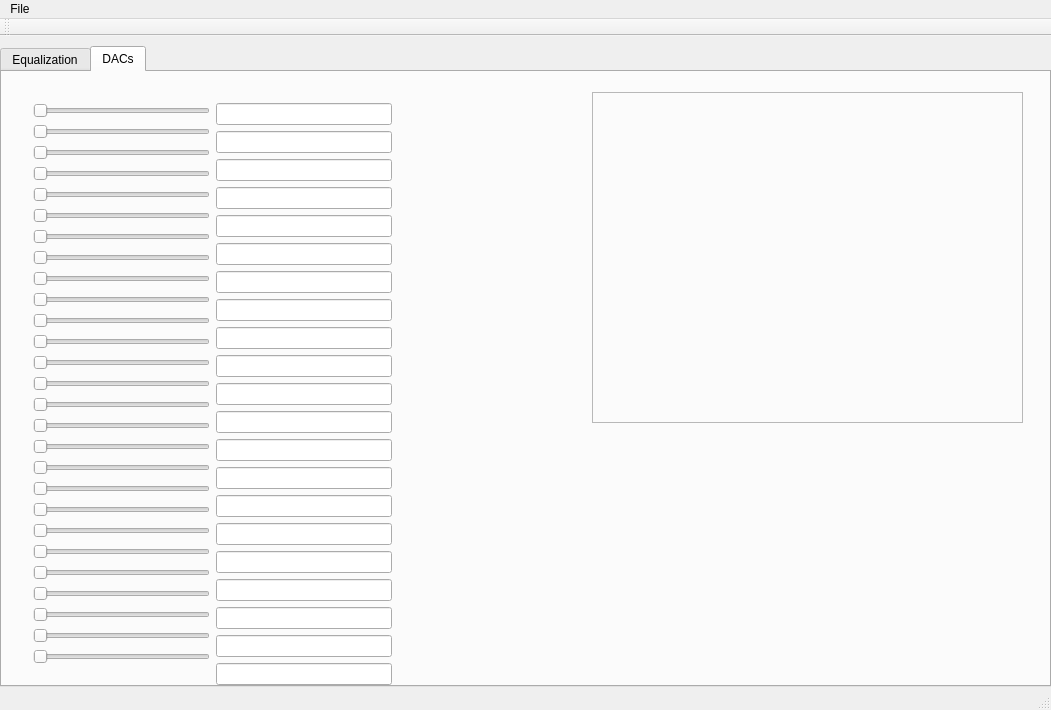
Above: SpidrMpx3Eq/spidrmpx3eq.ui from navrit/dexter before the change. Below: the same form after it.
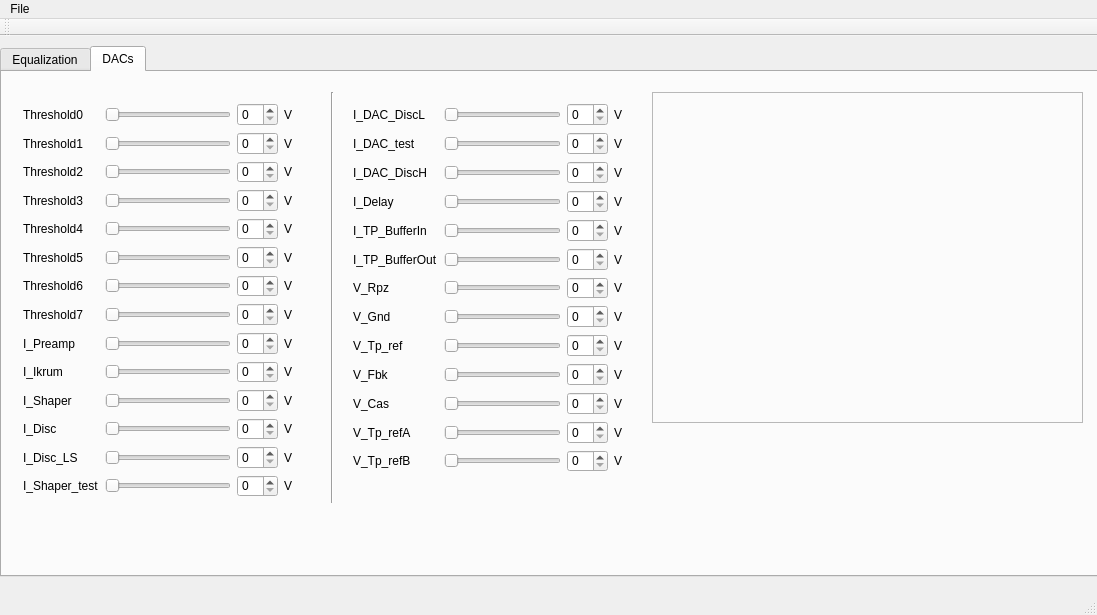
That is the form after the change. The open tabs and pages were chosen to show the change.

The edit to the form file:
```diff
--- a/SpidrMpx3Eq/spidrmpx3eq.ui
+++ b/SpidrMpx3Eq/spidrmpx3eq.ui
@@ -6,8 +6,8 @@
    <rect>
     <x>0</x>
     <y>0</y>
-    <width>1051</width>
-    <height>710</height>
+    <width>1097</width>
+    <height>615</height>
    </rect>
   </property>
   <property name="windowTitle">
@@ -19,8 +19,8 @@
      <rect>
       <x>0</x>
       <y>10</y>
-      <width>1051</width>
-      <height>641</height>
+      <width>1101</width>
+      <height>531</height>
      </rect>
     </property>
     <property name="toolTip">
@@ -90,7 +90,7 @@
      <widget class="QFrame" name="_DACScanFrame">
       <property name="geometry">
        <rect>
-        <x>590</x>
+        <x>650</x>
         <y>20</y>
         <width>431</width>
         <height>331</height>
@@ -107,272 +107,685 @@
      <widget class="QWidget" name="horizontalLayoutWidget">
       <property name="geometry">
        <rect>
-        <x>20</x>
+        <x>340</x>
         <y>20</y>
-        <width>381</width>
-        <height>607</height>
+        <width>291</width>
+        <height>391</height>
        </rect>
       </property>
-      <layout class="QHBoxLayout" name="horizontalLayout">
-       <item>
-        <layout class="QVBoxLayout" name="verticalLayout_2">
-         <item>
-          <widget class="QSlider" name="dac0hSlider">
-           <property name="orientation">
-            <enum>Qt::Horizontal</enum>
-           </property>
-          </widget>
-         </item>
-         <item>
-          <widget class="QSlider" name="dac1hSlider">
-           <property name="orientation">
-            <enum>Qt::Horizontal</enum>
-           </property>
-          </widget>
-         </item>
-         <item>
-          <widget class="QSlider" name="dac2hSlider">
-           <property name="orientation">
-            <enum>Qt::Horizontal</enum>
-           </property>
-          </widget>
-         </item>
-         <item>
-          <widget class="QSlider" name="dac3hSlider">
-           <property name="orientation">
-            <enum>Qt::Horizontal</enum>
-           </property>
-          </widget>
-         </item>
-         <item>
-          <widget class="QSlider" name="dac4hSlider">
-           <property name="orientation">
-            <enum>Qt::Horizontal</enum>
-           </property>
-          </widget>
-         </item>
-         <item>
-          <widget class="QSlider" name="dac5hSlider">
-           <property name="orientation">
-            <enum>Qt::Horizontal</enum>
-           </property>
-          </widget>
-         </item>
-         <item>
-          <widget class="QSlider" name="dac6hSlider">
-           <property name="orientation">
-            <enum>Qt::Horizontal</enum>
-           </property>
-          </widget>
-         </item>
-         <item>
-          <widget class="QSlider" name="dac7hSlider">
-           <property name="orientation">
-            <enum>Qt::Horizontal</enum>
-           </property>
-          </widget>
-         </item>
-         <item>
-          <widget class="QSlider" name="dac8hSlider">
-           <property name="orientation">
-            <enum>Qt::Horizontal</enum>
-           </property>
-          </widget>
-         </item>
-         <item>
-          <widget class="QSlider" name="dac9hSlider">
-           <property name="orientation">
-            <enum>Qt::Horizontal</enum>
-           </property>
-          </widget>
-         </item>
-         <item>
-          <widget class="QSlider" name="dac10hSlider">
-           <property name="orientation">
-            <enum>Qt::Horizontal</enum>
-           </property>
-          </widget>
-         </item>
-         <item>
-          <widget class="QSlider" name="dac11hSlider">
-           <property name="orientation">
-            <enum>Qt::Horizontal</enum>
-           </property>
-          </widget>
-         </item>
-         <item>
-          <widget class="QSlider" name="dac12hSlider">
-           <property name="orientation">
-            <enum>Qt::Horizontal</enum>
-           </property>
-          </widget>
-         </item>
-         <item>
-          <widget class="QSlider" name="dac13hSlider">
-           <property name="orientation">
-            <enum>Qt::Horizontal</enum>
-           </property>
-          </widget>
-         </item>
-         <item>
-          <widget class="QSlider" name="dac14hSlider">
-           <property name="orientation">
-            <enum>Qt::Horizontal</enum>
-           </property>
-          </widget>
-         </item>
-         <item>
-          <widget class="QSlider" name="dac15hSlider">
-           <property name="orientation">
-            <enum>Qt::Horizontal</enum>
-           </property>
-          </widget>
-         </item>
-         <item>
-          <widget class="QSlider" name="dac16hSlider">
-           <property name="orientation">
-            <enum>Qt::Horizontal</enum>
-           </property>
-          </widget>
-         </item>
-         <item>
-          <widget class="QSlider" name="dac17hSlider">
-           <property name="orientation">
-            <enum>Qt::Horizontal</enum>
-           </property>
-          </widget>
-         </item>
-         <item>
-          <widget class="QSlider" name="dac18hSlider">
-           <property name="orientation">
-            <enum>Qt::Horizontal</enum>
-           </property>
-          </widget>
-         </item>
-         <item>
-          <widget class="QSlider" name="dac19hSlider">
-           <property name="orientation">
-            <enum>Qt::Horizontal</enum>
-           </property>
-          </widget>
-         </item>
-         <item>
-          <widget class="QSlider" name="dac20hSlider">
-           <property name="orientation">
-            <enum>Qt::Horizontal</enum>
-           </property>
-          </widget>
-         </item>
-         <item>
-          <widget class="QSlider" name="dac21hSlider">
-           <property name="orientation">
-            <enum>Qt::Horizontal</enum>
-           </property>
-          </widget>
-         </item>
-         <item>
-          <widget class="QSlider" name="dac22hSlider">
-           <property name="orientation">
-            <enum>Qt::Horizontal</enum>
-           </property>
-          </widget>
-         </item>
-         <item>
-          <widget class="QSlider" name="dac23hSlider">
-           <property name="orientation">
-            <enum>Qt::Horizontal</enum>
-           </property>
-          </widget>
-         </item>
-         <item>
-          <widget class="QSlider" name="dac24hSlider">
-           <property name="orientation">
-            <enum>Qt::Horizontal</enum>
-           </property>
-          </widget>
-         </item>
-         <item>
-          <widget class="QSlider" name="dac25hSlider">
-           <property name="orientation">
-            <enum>Qt::Horizontal</enum>
-           </property>
-          </widget>
-         </item>
-         <item>
-          <widget class="QSlider" name="dac26hSlider">
-           <property name="orientation">
-            <enum>Qt::Horizontal</enum>
-           </property>
-          </widget>
-         </item>
-        </layout>
+      <layout class="QGridLayout" name="gridLayout_2">
+       <item row="3" column="0">
+        <widget class="QLabel" name="dac17Label">
+         <property name="text">
+          <string>I_Delay</string>
+         </property>
+        </widget>
        </item>
-       <item>
-        <layout class="QVBoxLayout" name="verticalLayout_5">
-         <item>
-          <widget class="QLineEdit" name="lineEdit_2"/>
-         </item>
-         <item>
-          <widget class="QLineEdit" name="lineEdit_3"/>
-         </item>
-         <item>
-          <widget class="QLineEdit" name="lineEdit"/>
-         </item>
-         <item>
-          <widget class="QLineEdit" name="lineEdit_4"/>
-         </item>
-         <item>
-          <widget class="QLineEdit" name="lineEdit_5"/>
-         </item>
-         <item>
-          <widget class="QLineEdit" name="lineEdit_6"/>
-         </item>
-         <item>
-          <widget class="QLineEdit" name="lineEdit_7"/>
-         </item>
-         <item>
-          <widget class="QLineEdit" name="lineEdit_8"/>
-         </item>
-         <item>
-          <widget class="QLineEdit" name="lineEdit_9"/>
-         </item>
-         <item>
-          <widget class="QLineEdit" name="lineEdit_10"/>
-         </item>
-         <item>
-          <widget class="QLineEdit" name="lineEdit_11"/>
-         </item>
-         <item>
-          <widget class="QLineEdit" name="lineEdit_12"/>
-         </item>
-         <item>
-          <widget class="QLineEdit" name="lineEdit_13"/>
-         </item>
-         <item>
-          <widget class="QLineEdit" name="lineEdit_14"/>
-         </item>
-         <item>
-          <widget class="QLineEdit" name="lineEdit_15"/>
-         </item>
-         <item>
-          <widget class="QLineEdit" name="lineEdit_16"/>
-         </item>
-         <item>
-          <widget class="QLineEdit" name="lineEdit_17"/>
-         </item>
-         <item>
-          <widget class="QLineEdit" name="lineEdit_18"/>
-         </item>
-         <item>
-          <widget class="QLineEdit" name="lineEdit_19"/>
-         </item>
-         <item>
-          <widget class="QLineEdit" name="lineEdit_20"/>
-         </item>
-         <item>
-          <widget class="QLineEdit" name="lineEdit_21"/>
-         </item>
-        </layout>
+       <item row="3" column="2">
+        <widget class="QSpinBox" name="spinBox_8"/>
+       </item>
+       <item row="3" column="1">
+        <widget class="QSlider" name="dac3hSlider_2">
+         <property name="orientation">
+          <enum>Qt::Horizontal</enum>
+         </property>
+        </widget>
+       </item>
+       <item row="3" column="3">
+        <widget class="QLabel" name="dacV17Label">
+         <property name="text">
+          <string>V</string>
+         </property>
+        </widget>
+       </item>
+       <item row="7" column="1">
+        <widget class="QSlider" name="dac7hSlider_2">
+         <property name="orientation">
+          <enum>Qt::Horizontal</enum>
+         </property>
+        </widget>
+       </item>
+       <item row="7" column="0">
+        <widget class="QLabel" name="dac21Label">
+         <property name="text">
+          <string>V_Gnd</string>
+         </property>
+        </widget>
+       </item>
+       <item row="7" column="3">
+        <widget class="QLabel" name="dacV21Label">
+         <property name="text">
+          <string>V</string>
+         </property>
+        </widget>
+       </item>
+       <item row="7" column="2">
+        <widget class="QSpinBox" name="spinBox_19"/>
+       </item>
+       <item row="8" column="0">
+        <widget class="QLabel" name="dac22Label">
+         <property name="text">
+          <string>V_Tp_ref</string>
+         </property>
+        </widget>
+       </item>
+       <item row="11" column="1">
+        <widget class="QSlider" name="dac11hSlider_2">
+         <property name="orientation">
+          <enum>Qt::Horizontal</enum>
+         </property>
+        </widget>
+       </item>
+       <item row="11" column="2">
+        <widget class="QSpinBox" name="spinBox_27"/>
+       </item>
+       <item row="11" column="3">
+        <widget class="QLabel" name="dacV25Label">
+         <property name="text">
+          <string>V</string>
+         </property>
+        </widget>
+       </item>
+       <item row="10" column="2">
+        <widget class="QSpinBox" name="spinBox_26"/>
+       </item>
+       <item row="10" column="3">
+        <widget class="QLabel" name="dacV24Label">
+         <property name="text">
+          <string>V</string>
+         </property>
+        </widget>
+       </item>
+       <item row="11" column="0">
+        <widget class="QLabel" name="dac25Label">
+         <property name="text">
+          <string>V_Tp_refA</string>
+         </property>
+        </widget>
+       </item>
+       <item row="4" column="2">
+        <widget class="QSpinBox" name="spinBox_24"/>
+       </item>
+       <item row="4" column="3">
+        <widget class="QLabel" name="dacV18Label">
+         <property name="text">
+          <string>V</string>
+         </property>
+        </widget>
+       </item>
+       <item row="4" column="1">
+        <widget class="QSlider" name="dac4hSlider_2">
+         <property name="orientation">
+          <enum>Qt::Horizontal</enum>
+         </property>
+        </widget>
+       </item>
+       <item row="4" column="0">
+        <widget class="QLabel" name="dac18Label">
+         <property name="text">
+          <string>I_TP_BufferIn</string>
+         </property>
+        </widget>
+       </item>
+       <item row="9" column="0">
+        <widget class="QLabel" name="dac23Label">
+         <property name="text">
+          <string>V_Fbk</string>
+         </property>
+        </widget>
+       </item>
+       <item row="9" column="1">
+        <widget class="QSlider" name="dac9hSlider_2">
+         <property name="orientation">
+          <enum>Qt::Horizontal</enum>
+         </property>
+        </widget>
+       </item>
+       <item row="9" column="2">
+        <widget class="QSpinBox" name="spinBox_25"/>
+       </item>
+       <item row="6" column="1">
+        <widget class="QSlider" name="dac6hSlider_2">
+         <property name="orientation">
+          <enum>Qt::Horizontal</enum>
+         </property>
+        </widget>
+       </item>
+       <item row="6" column="2">
+        <widget class="QSpinBox" name="spinBox_11"/>
+       </item>
+       <item row="6" column="3">
+        <widget class="QLabel" name="dacV20Label">
+         <property name="text">
+          <string>V</string>
+         </property>
+        </widget>
+       </item>
+       <item row="8" column="1">
+        <widget class="QSlider" name="dac8hSlider_2">
+         <property name="orientation">
+          <enum>Qt::Horizontal</enum>
+         </property>
+        </widget>
+       </item>
+       <item row="8" column="2">
+        <widget class="QSpinBox" name="spinBox_20"/>
+       </item>
+       <item row="8" column="3">
+        <widget class="QLabel" name="dacV22Label">
+         <property name="text">
+          <string>V</string>
+         </property>
+        </widget>
+       </item>
+       <item row="2" column="2">
+        <widget class="QSpinBox" name="spinBox_7"/>
+       </item>
+       <item row="1" column="0">
+        <widget class="QLabel" name="dac15Label">
+         <property name="text">
+          <string>I_DAC_test</string>
+         </property>
+        </widget>
+       </item>
+       <item row="1" column="2">
+        <widget class="QSpinBox" name="spinBox_23"/>
+       </item>
+       <item row="1" column="1">
+        <widget class="QSlider" name="dac1hSlider_2">
+         <property name="orientation">
+          <enum>Qt::Horizontal</enum>
+         </property>
+        </widget>
+       </item>
+       <item row="12" column="0">
+        <widget class="QLabel" name="dac26Label">
+         <property name="text">
+          <string>V_Tp_refB</string>
+         </property>
+        </widget>
+       </item>
+       <item row="12" column="1">
+        <widget class="QSlider" name="dac12hSlider_2">
+         <property name="orientation">
+          <enum>Qt::Horizontal</enum>
+         </property>
+        </widget>
+       </item>
+       <item row="12" column="2">
+        <widget class="QSpinBox" name="spinBox_12"/>
+       </item>
+       <item row="12" column="3">
+        <widget class="QLabel" name="dacV26Label">
+         <property name="text">
+          <string>V</string>
+         </property>
+        </widget>
+       </item>
+       <item row="5" column="0">
+        <widget class="QLabel" name="dac19Label">
+         <property name="text">
+          <string>I_TP_BufferOut</string>
+         </property>
+        </widget>
+       </item>
+       <item row="5" column="2">
+        <widget class="QSpinBox" name="spinBox_9"/>
+       </item>
+       <item row="2" column="0">
+        <widget class="QLabel" name="dac16Label">
+         <property name="text">
+          <string>I_DAC_DiscH</string>
+         </property>
+        </widget>
+       </item>
+       <item row="1" column="3">
+        <widget class="QLabel" name="dacV15Label">
+         <property name="text">
+          <string>V</string>
+         </property>
+        </widget>
+       </item>
+       <item row="0" column="2">
+        <widget class="QSpinBox" name="spinBox_6"/>
+       </item>
+       <item row="0" column="3">
+        <widget class="QLabel" name="dacV14Label">
+         <property name="text">
+          <string>V</string>
+         </property>
+        </widget>
+       </item>
+       <item row="5" column="3">
+        <widget class="QLabel" name="dacV19Label">
+         <property name="text">
+          <string>V</string>
+         </property>
+        </widget>
+       </item>
+       <item row="5" column="1">
+        <widget class="QSlider" name="dac5hSlider_2">
+         <property name="orientation">
+          <enum>Qt::Horizontal</enum>
+         </property>
+        </widget>
+       </item>
+       <item row="6" column="0">
+        <widget class="QLabel" name="dac20Label">
+         <property name="text">
+          <string>V_Rpz</string>
+         </property>
+        </widget>
+       </item>
+       <item row="2" column="3">
+        <widget class="QLabel" name="dacV16Label">
+         <property name="text">
+          <string>V</string>
+         </property>
+        </widget>
+       </item>
+       <item row="2" column="1">
+        <widget class="QSlider" name="dac2hSlider_2">
+         <property name="orientation">
+          <enum>Qt::Horizontal</enum>
+         </property>
+        </widget>
+       </item>
+       <item row="0" column="0">
+        <widget class="QLabel" name="dac14Label">
+         <property name="text">
+          <string>I_DAC_DiscL</string>
+         </property>
+        </widget>
+       </item>
+       <item row="0" column="1">
+        <widget class="QSlider" name="dac0hSlider_2">
+         <property name="orientation">
+          <enum>Qt::Horizontal</enum>
+         </property>
+        </widget>
+       </item>
+       <item row="10" column="0">
+        <widget class="QLabel" name="dac24Label">
+         <property name="text">
+          <string>V_Cas</string>
+         </property>
+        </widget>
+       </item>
+       <item row="10" column="1">
+        <widget class="QSlider" name="dac10hSlider_2">
+         <property name="orientation">
+          <enum>Qt::Horizontal</enum>
+         </property>
+        </widget>
+       </item>
+       <item row="9" column="3">
+        <widget class="QLabel" name="dacV23Label">
+         <property name="text">
+          <string>V</string>
+         </property>
+        </widget>
+       </item>
+      </layout>
+     </widget>
+     <widget class="Line" name="line">
+      <property name="geometry">
+       <rect>
+        <x>320</x>
+        <y>20</y>
+        <width>20</width>
+        <height>411</height>
+       </rect>
+      </property>
+      <property name="orientation">
+       <enum>Qt::Vertical</enum>
+      </property>
+     </widget>
+     <widget class="QWidget" name="">
+      <property name="geometry">
+       <rect>
+        <x>10</x>
+        <y>20</y>
+        <width>291</width>
+        <height>416</height>
+       </rect>
+      </property>
+      <layout class="QGridLayout" name="gridLayout">
+       <item row="0" column="0">
+        <widget class="QLabel" name="dac0Label">
+         <property name="text">
+          <string>Threshold0</string>
+         </property>
+        </widget>
+       </item>
+       <item row="0" column="1">
+        <widget class="QSlider" name="dac0hSlider">
+         <property name="orientation">
+          <enum>Qt::Horizontal</enum>
+         </property>
+        </widget>
+       </item>
+       <item row="0" column="2">
+        <widget class="QSpinBox" name="spinBox_5"/>
+       </item>
+       <item row="0" column="3">
+        <widget class="QLabel" name="dacV0Label">
+         <property name="text">
+          <string>V</string>
+         </property>
+        </widget>
+       </item>
+       <item row="1" column="0">
+        <widget class="QLabel" name="dac1Label">
+         <property name="text">
+          <string>Threshold1</string>
+         </property>
+        </widget>
+       </item>
+       <item row="1" column="1">
+        <widget class="QSlider" name="dac1hSlider">
+         <property name="orientation">
+          <enum>Qt::Horizontal</enum>
+         </property>
+        </widget>
+       </item>
+       <item row="1" column="2">
+        <widget class="QSpinBox" name="spinBox_22"/>
+       </item>
+       <item row="1" column="3">
+        <widget class="QLabel" name="dacV1Label">
+         <property name="text">
+          <string>V</string>
+         </property>
+        </widget>
+       </item>
+       <item row="2" column="0">
+        <widget class="QLabel" name="dac2Label">
+         <property name="text">
+          <string>Threshold2</string>
+         </property>
+        </widget>
+       </item>
+       <item row="2" column="1">
+        <widget class="QSlider" name="dac2hSlider">
+         <property name="orientation">
+          <enum>Qt::Horizontal</enum>
+         </property>
+        </widget>
+       </item>
+       <item row="2" column="2">
+        <widget class="QSpinBox" name="spinBox_3"/>
+       </item>
+       <item row="2" column="3">
+        <widget class="QLabel" name="dacV2Label">
+         <property name="text">
+          <string>V</string>
+         </property>
+        </widget>
+       </item>
+       <item row="3" column="0">
+        <widget class="QLabel" name="dac3Label">
+         <property name="text">
+          <string>Threshold3</string>
+         </property>
+        </widget>
+       </item>
+       <item row="3" column="1">
+        <widget class="QSlider" name="dac3hSlider">
+         <property name="orientation">
+          <enum>Qt::Horizontal</enum>
+         </property>
+        </widget>
+       </item>
+       <item row="3" column="2">
+        <widget class="QSpinBox" name="spinBox_4"/>
+       </item>
+       <item row="3" column="3">
+        <widget class="QLabel" name="dacV3Label">
+         <property name="text">
+          <string>V</string>
+         </property>
+        </widget>
+       </item>
+       <item row="4" column="0">
+        <widget class="QLabel" name="dac4Label">
+         <property name="text">
+          <string>Threshold4</string>
+         </property>
+        </widget>
+       </item>
+       <item row="4" column="1">
+        <widget class="QSlider" name="dac4hSlider">
+         <property name="orientation">
+          <enum>Qt::Horizontal</enum>
+         </property>
+        </widget>
+       </item>
+       <item row="4" column="2">
+        <widget class="QSpinBox" name="spinBox_21"/>
+       </item>
+       <item row="4" column="3">
+        <widget class="QLabel" name="dacV4Label">
+         <property name="text">
+          <string>V</string>
+         </property>
+        </widget>
+       </item>
+       <item row="5" column="0">
+        <widget class="QLabel" name="dac5Label">
+         <property name="text">
+          <string>Threshold5</string>
+         </property>
+        </widget>
+       </item>
+       <item row="5" column="1">
+        <widget class="QSlider" name="dac5hSlider">
+         <property name="orientation">
+          <enum>Qt::Horizontal</enum>
+         </property>
+        </widget>
+       </item>
+       <item row="5" column="2">
+        <widget class="QSpinBox" name="spinBox_2"/>
+       </item>
+       <item row="5" column="3">
+        <widget class="QLabel" name="dacV5Label">
+         <property name="text">
+          <string>V</string>
+         </property>
+        </widget>
+       </item>
+       <item row="6" column="0">
+        <widget class="QLabel" name="dac6Label">
+         <property name="text">
+          <string>Threshold6</string>
+         </property>
+        </widget>
+       </item>
+       <item row="6" column="1">
+        <widget class="QSlider" name="dac6hSlider">
+         <property name="orientation">
+          <enum>Qt::Horizontal</enum>
+         </property>
+        </widget>
+       </item>
+       <item row="6" column="2">
+        <widget class="QSpinBox" name="spinBox_10"/>
+       </item>
+       <item row="6" column="3">
+        <widget class="QLabel" name="dacV6Label">
+         <property name="text">
+          <string>V</string>
+         </property>
+        </widget>
+       </item>
+       <item row="7" column="0">
+        <widget class="QLabel" name="dac7Label">
+         <property name="text">
+          <string>Threshold7</string>
+         </property>
+        </widget>
+       </item>
+       <item row="7" column="1">
+        <widget class="QSlider" name="dac7hSlider">
+         <property name="orientation">
+          <enum>Qt::Horizontal</enum>
+         </property>
+        </widget>
+       </item>
+       <item row="7" column="2">
+        <widget class="QSpinBox" name="spinBox_14"/>
+       </item>
+       <item row="7" column="3">
+        <widget class="QLabel" name="dacV7Label">
+         <property name="text">
+          <string>V</string>
+         </property>
+        </widget>
+       </item>
+       <item row="8" column="0">
+        <widget class="QLabel" name="dac8Label">
+         <property name="text">
+          <string>I_Preamp</string>
+         </property>
+        </widget>
+       </item>
+       <item row="8" column="1">
+        <widget class="QSlider" name="dac8hSlider">
+         <property name="orientation">
+          <enum>Qt::Horizontal</enum>
+         </property>
+        </widget>
+       </item>
+       <item row="8" column="2">
+        <widget class="QSpinBox" name="spinBox_15"/>
+       </item>
+       <item row="8" column="3">
+        <widget class="QLabel" name="dacV8Label">
+         <property name="text">
+          <string>V</string>
+         </property>
+        </widget>
+       </item>
+       <item row="9" column="0">
+        <widget class="QLabel" name="dac9Label">
+         <property name="text">
+          <string>I_Ikrum</string>
+         </property>
+        </widget>
+       </item>
+       <item row="9" column="1">
+        <widget class="QSlider" name="dac9hSlider">
+         <property name="orientation">
+          <enum>Qt::Horizontal</enum>
+         </property>
+        </widget>
+       </item>
+       <item row="9" column="2">
+        <widget class="QSpinBox" name="spinBox_16"/>
+       </item>
+       <item row="9" column="3">
+        <widget class="QLabel" name="dacV9Label">
+         <property name="text">
+          <string>V</string>
+         </property>
+        </widget>
+       </item>
+       <item row="10" column="0">
+        <widget class="QLabel" name="dac10Label">
+         <property name="text">
+          <string>I_Shaper</string>
+         </property>
+        </widget>
+       </item>
+       <item row="10" column="1">
+        <widget class="QSlider" name="dac10hSlider">
+         <property name="orientation">
+          <enum>Qt::Horizontal</enum>
+         </property>
+        </widget>
+       </item>
+       <item row="10" column="2">
+        <widget class="QSpinBox" name="spinBox_17"/>
+       </item>
+       <item row="10" column="3">
+        <widget class="QLabel" name="dacV10Label">
+         <property name="text">
+          <string>V</string>
+         </property>
+        </widget>
+       </item>
+       <item row="11" column="0">
+        <widget class="QLabel" name="dac11Label">
+         <property name="text">
+          <string>I_Disc</string>
+         </property>
+        </widget>
+       </item>
+       <item row="11" column="1">
+        <widget class="QSlider" name="dac11hSlider">
+         <property name="orientation">
+          <enum>Qt::Horizontal</enum>
+         </property>
+        </widget>
+       </item>
+       <item row="11" column="2">
+        <widget class="QSpinBox" name="spinBox_18"/>
+       </item>
+       <item row="11" column="3">
+        <widget class="QLabel" name="dacV11Label">
+         <property name="text">
+          <string>V</string>
+         </property>
+        </widget>
+       </item>
+       <item row="12" column="0">
+        <widget class="QLabel" name="dac12Label">
+         <property name="text">
+          <string>I_Disc_LS</string>
+         </property>
+        </widget>
+       </item>
+       <item row="12" column="1">
+        <widget class="QSlider" name="dac12hSlider">
+         <property name="orientation">
+          <enum>Qt::Horizontal</enum>
+         </property>
+        </widget>
+       </item>
+       <item row="12" column="2">
+        <widget class="QSpinBox" name="spinBox"/>
+       </item>
+       <item row="12" column="3">
+        <widget class="QLabel" name="dacV12Label">
+         <property name="text">
+          <string>V</string>
+         </property>
+        </widget>
+       </item>
+       <item row="13" column="0">
+        <widget class="QLabel" name="dac13Label">
+         <property name="text">
+          <string>I_Shaper_test</string>
+         </property>
+        </widget>
+       </item>
+       <item row="13" column="1">
+        <widget class="QSlider" name="dac13hSlider">
+         <property name="orientation">
+          <enum>Qt::Horizontal</enum>
+         </property>
+        </widget>
+       </item>
+       <item row="13" column="2">
+        <widget class="QSpinBox" name="spinBox_13"/>
+       </item>
+       <item row="13" column="3">
+        <widget class="QLabel" name="dacV13Label">
+         <property name="text">
+          <string>V</string>
+         </property>
+        </widget>
        </item>
       </layout>
      </widget>
@@ -384,7 +797,7 @@
     <rect>
      <x>0</x>
      <y>0</y>
-     <width>1051</width>
+     <width>1097</width>
      <height>20</height>
     </rect>
    </property>
```
Left out of the diff: 7 changed lines with no effect on the pictures.
